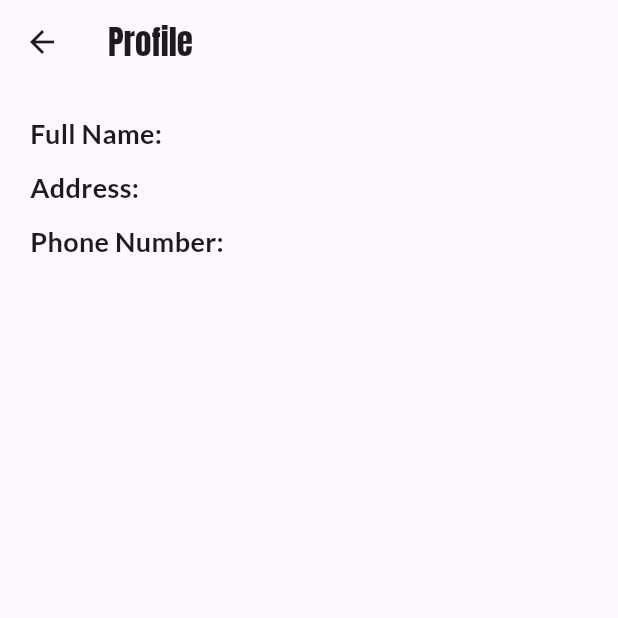
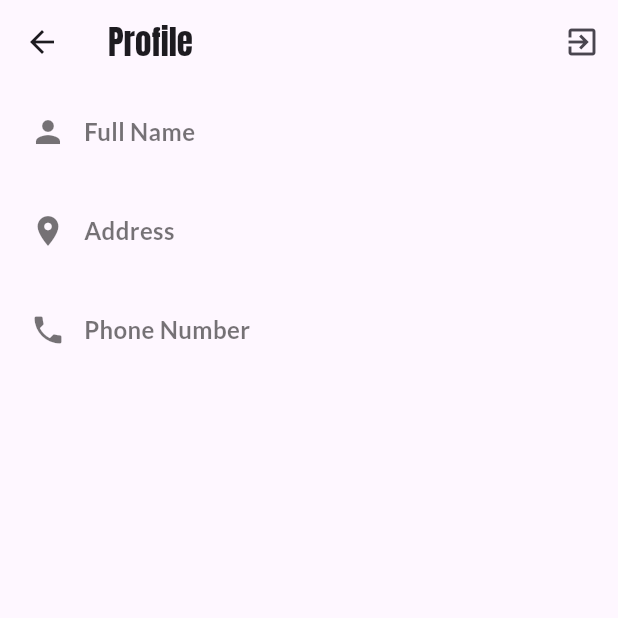
Before and after one commit to MYusufRahmana/AppTradeTrove, a Flutter app: the ProfileScreen screen opened directly, on a phone screen of 412 x 824 dp, the top half of it. Run offline on Flutter 3.47's test engine with Material 3 defaults, Android fonts, the phone set to English and light mode, and no system bars; our stand-ins replace animated_text_kit, firebase_auth, firebase_core, firebase_database; accounts and stored records are empty.

Commit message:
Tahap 2 : Make Profile screen
Add Fitur logout

```diff
--- a/lib/screens/profil_screen.dart
+++ b/lib/screens/profil_screen.dart
@@ -1,14 +1,28 @@
 import 'package:flutter/material.dart';
+import 'package:tradetrove/authentication/login_screen.dart';
 import 'package:tradetrove/services/registration_service.dart';
 
 class ProfileScreen extends StatelessWidget {
   final getProfile GetProfile = getProfile(); // Instance of GetProfile class
+  final SignOutService signOutService = SignOutService(); // Instance of SignOutService class
 
   @override
   Widget build(BuildContext context) {
     return Scaffold(
       appBar: AppBar(
         title: Text('Profile'),
+        actions: [
+          IconButton(
+            icon: Icon(Icons.exit_to_app),
+            onPressed: () {
+              // Tambahkan logika untuk logout di sini
+              signOutService.signOut();
+               Navigator.of(context).push(MaterialPageRoute(
+                      builder: (context) => const LoginScreen()));
+
+            },
+          ),
+        ],
       ),
       body: Padding(
         padding: const EdgeInsets.all(20.0),
@@ -16,34 +30,21 @@ class ProfileScreen extends StatelessWidget {
           crossAxisAlignment: CrossAxisAlignment.start,
           children: [
             FutureBuilder<Map<String, String>?>(
-              future: GetProfile.getUserProfile(), // Menggunakan GetProfile untuk mendapatkan profil pengguna
-              builder: (BuildContext context,
-                  AsyncSnapshot<Map<String, String>?> snapshot) {
+              future: GetProfile.getUserProfile(),
+              builder: (BuildContext context, AsyncSnapshot<Map<String, String>?> snapshot) {
                 if (snapshot.connectionState == ConnectionState.waiting) {
-                  return CircularProgressIndicator(); // Tampilkan loading spinner jika data belum selesai dimuat
+                  return Center(child: CircularProgressIndicator());
                 } else {
                   if (snapshot.hasError) {
                     return Text('Error: ${snapshot.error}');
                   } else if (snapshot.hasData) {
-                    // Jika data berhasil dimuat, tampilkan informasi profil
                     final Map<String, String>? userProfile = snapshot.data;
                     return Column(
                       crossAxisAlignment: CrossAxisAlignment.start,
                       children: [
-                        Text(
-                          'Full Name: ${userProfile?['fullName'] ?? ''}',
-                          style: TextStyle(fontSize: 18, fontWeight: FontWeight.bold),
-                        ),
-                        SizedBox(height: 10),
-                        Text(
-                          'Address: ${userProfile?['address'] ?? ''}',
-                          style: TextStyle(fontSize: 18, fontWeight: FontWeight.bold),
-                        ),
-                        SizedBox(height: 10),
-                        Text(
-                          'Phone Number: ${userProfile?['phoneNumber'] ?? ''}',
-                          style: TextStyle(fontSize: 18, fontWeight: FontWeight.bold),
-                        ),
+                        _buildProfileInfo(Icons.person, 'Full Name', userProfile?['fullName'] ?? ''),
+                        _buildProfileInfo(Icons.location_on, 'Address', userProfile?['address'] ?? ''),
+                        _buildProfileInfo(Icons.phone, 'Phone Number', userProfile?['phoneNumber'] ?? ''),
                       ],
                     );
                   } else {
@@ -57,4 +58,42 @@ class ProfileScreen extends StatelessWidget {
       ),
     );
   }
+
+  Widget _buildProfileInfo(IconData icon, String title, String value) {
+    return Padding(
+      padding: const EdgeInsets.only(bottom: 16.0),
+      child: Row(
+        crossAxisAlignment: CrossAxisAlignment.start,
+        children: [
+          Icon(
+            icon,
+            size: 24,
+            color: Colors.black54,
+          ),
+          SizedBox(width: 12),
+          Column(
+            crossAxisAlignment: CrossAxisAlignment.start,
+            children: [
+              Text(
+                title,
+                style: TextStyle(
+                  fontSize: 16,
+                  fontWeight: FontWeight.bold,
+                  color: Colors.black54,
+                ),
+              ),
+              SizedBox(height: 4),
+              Text(
+                value,
+                style: TextStyle(
+                  fontSize: 16,
+                  color: Colors.black,
+                ),
+              ),
+            ],
+          ),
+        ],
+      ),
+    );
+  }
 }
--- a/lib/services/registration_service.dart
+++ b/lib/services/registration_service.dart
@@ -1,4 +1,5 @@
 import 'package:firebase_auth/firebase_auth.dart';
+import 'package:firebase_core/firebase_core.dart';
 import 'package:firebase_database/firebase_database.dart';
 import 'package:flutter/material.dart';
 
@@ -24,9 +25,10 @@ class RegistrationService {
     }
   }
 }
-class getProfile{
+
+class getProfile {
   final DatabaseReference _databaseReference =
-      FirebaseDatabase.instance.reference().child("Users");
+      FirebaseDatabase.instance.reference().child("users");
 
   Future<Map<String, String>?> getUserProfile() async {
     try {
@@ -64,6 +66,16 @@ class getProfile{
   }
 }
 
+class SignOutService {
+  Future<void> signOut() async {
+    try {
+      await FirebaseAuth.instance.signOut();
+      print(getUser());
+    } catch (e) {
+      print('Error signing out: $e');
+    }
+  }
+}
 
 Future<String?> getUser() async {
   User? user = FirebaseAuth.instance.currentUser;
```
